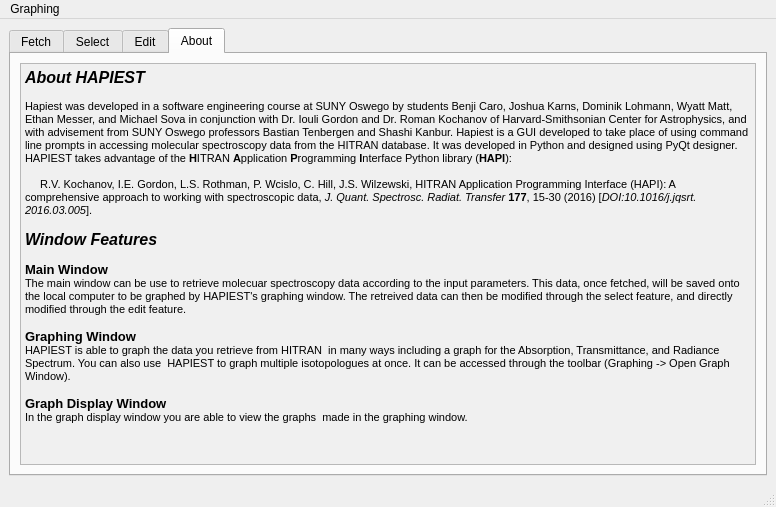
Above: layouts/main_window.ui from hitranonline/hapiest before the change. Below: the same form after it.
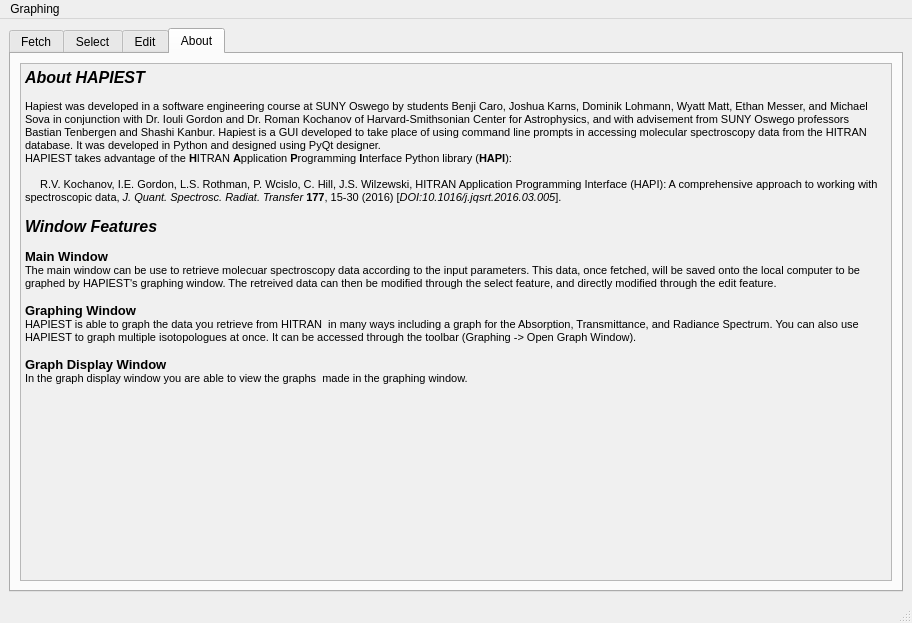
That is the form after the change. The open tabs and pages were chosen to show the change.

Commit message: Formatted visual elements of Main Window

```diff
--- a/layouts/main_window.ui
+++ b/layouts/main_window.ui
@@ -6,8 +6,8 @@
    <rect>
     <x>0</x>
     <y>0</y>
-    <width>776</width>
-    <height>507</height>
+    <width>912</width>
+    <height>623</height>
    </rect>
   </property>
   <property name="sizePolicy">
@@ -850,24 +850,24 @@
            <string>&lt;!DOCTYPE HTML PUBLIC &quot;-//W3C//DTD HTML 4.0//EN&quot; &quot;http://www.w3.org/TR/REC-html40/strict.dtd&quot;&gt;
 &lt;html&gt;&lt;head&gt;&lt;meta name=&quot;qrichtext&quot; content=&quot;1&quot; /&gt;&lt;style type=&quot;text/css&quot;&gt;
 p, li { white-space: pre-wrap; }
-&lt;/style&gt;&lt;/head&gt;&lt;body style=&quot; font-family:'MS Shell Dlg 2'; font-size:8pt; font-weight:400; font-style:normal;&quot;&gt;
+&lt;/style&gt;&lt;/head&gt;&lt;body style=&quot; font-family:'MS Shell Dlg 2'; font-size:7.5pt; font-weight:400; font-style:normal;&quot;&gt;
 &lt;p style=&quot; margin-top:0px; margin-bottom:0px; margin-left:0px; margin-right:0px; -qt-block-indent:0; text-indent:0px;&quot;&gt;&lt;span style=&quot; font-size:12pt; font-weight:600; font-style:italic;&quot;&gt;About HAPIEST&lt;/span&gt;&lt;/p&gt;
-&lt;p style=&quot; margin-top:0px; margin-bottom:0px; margin-left:0px; margin-right:0px; -qt-block-indent:0; text-indent:0px;&quot;&gt;               &lt;/p&gt;
-&lt;p style=&quot; margin-top:0px; margin-bottom:0px; margin-left:0px; margin-right:0px; -qt-block-indent:0; text-indent:0px;&quot;&gt;Hapiest was developed in a software engineering course at SUNY Oswego by students Benji Caro, Joshua Karns, Dominik Lohmann, Wyatt Matt, Ethan Messer, and Michael Sova in conjunction with Dr. Iouli Gordon and Dr. Roman Kochanov of Harvard-Smithsonian Center for Astrophysics, and with advisement from SUNY Oswego professors Bastian Tenbergen and Shashi Kanbur. Hapiest is a GUI developed to take place of using command line prompts in accessing molecular spectroscopy data from the HITRAN database. It was developed in Python and designed using PyQt designer.&lt;/p&gt;
-&lt;p style=&quot; margin-top:0px; margin-bottom:0px; margin-left:0px; margin-right:0px; -qt-block-indent:0; text-indent:0px;&quot;&gt;HAPIEST takes advantage of the &lt;span style=&quot; font-weight:600;&quot;&gt;H&lt;/span&gt;ITRAN &lt;span style=&quot; font-weight:600;&quot;&gt;A&lt;/span&gt;pplication &lt;span style=&quot; font-weight:600;&quot;&gt;P&lt;/span&gt;rogramming &lt;span style=&quot; font-weight:600;&quot;&gt;I&lt;/span&gt;nterface Python library (&lt;span style=&quot; font-weight:600;&quot;&gt;HAPI&lt;/span&gt;):&lt;/p&gt;
-&lt;p style=&quot;-qt-paragraph-type:empty; margin-top:0px; margin-bottom:0px; margin-left:0px; margin-right:0px; -qt-block-indent:0; text-indent:0px;&quot;&gt;&lt;br /&gt;&lt;/p&gt;
-&lt;p style=&quot; margin-top:0px; margin-bottom:0px; margin-left:0px; margin-right:0px; -qt-block-indent:0; text-indent:0px;&quot;&gt;     R.V. Kochanov, I.E. Gordon, L.S. Rothman, P. Wcislo, C. Hill, J.S. Wilzewski, HITRAN Application Programming Interface (HAPI): A comprehensive approach to working with spectroscopic data, &lt;span style=&quot; font-style:italic;&quot;&gt;J. Quant. Spectrosc. Radiat. Transfer&lt;/span&gt; &lt;span style=&quot; font-weight:600;&quot;&gt;177&lt;/span&gt;, 15-30 (2016) [&lt;span style=&quot; font-style:italic;&quot;&gt;DOI:10.1016/j.jqsrt.2016.03.005&lt;/span&gt;].&lt;/p&gt;
-&lt;p style=&quot; margin-top:0px; margin-bottom:0px; margin-left:0px; margin-right:0px; -qt-block-indent:0; text-indent:0px;&quot;&gt;           &lt;/p&gt;
-&lt;p style=&quot; margin-top:0px; margin-bottom:0px; margin-left:0px; margin-right:0px; -qt-block-indent:0; text-indent:0px;&quot;&gt;&lt;span style=&quot; font-size:12pt; font-weight:600; font-style:italic;&quot;&gt;Window Features &lt;/span&gt;&lt;span style=&quot; font-size:12pt;&quot;&gt;               &lt;/span&gt;                &lt;/p&gt;
-&lt;p style=&quot;-qt-paragraph-type:empty; margin-top:0px; margin-bottom:0px; margin-left:0px; margin-right:0px; -qt-block-indent:0; text-indent:0px; font-size:8.25pt;&quot;&gt;&lt;br /&gt;&lt;/p&gt;
-&lt;p style=&quot; margin-top:0px; margin-bottom:0px; margin-left:0px; margin-right:0px; -qt-block-indent:0; text-indent:0px;&quot;&gt;&lt;span style=&quot; font-size:10pt; font-weight:600;&quot;&gt;Main Window&lt;/span&gt;&lt;span style=&quot; font-size:10pt;&quot;&gt; &lt;/span&gt;                &lt;/p&gt;
-&lt;p style=&quot; margin-top:0px; margin-bottom:0px; margin-left:0px; margin-right:0px; -qt-block-indent:0; text-indent:0px;&quot;&gt;The main window can be use to retrieve molecuar spectroscopy data according to the input parameters. This data, once fetched, will be saved onto the local computer to be graphed by HAPIEST's graphing window. The retreived data can then be modified through the select feature, and directly modified through the edit feature.                &lt;/p&gt;
-&lt;p style=&quot;-qt-paragraph-type:empty; margin-top:0px; margin-bottom:0px; margin-left:0px; margin-right:0px; -qt-block-indent:0; text-indent:0px; font-size:8.25pt;&quot;&gt;&lt;br /&gt;&lt;/p&gt;
-&lt;p style=&quot; margin-top:0px; margin-bottom:0px; margin-left:0px; margin-right:0px; -qt-block-indent:0; text-indent:0px;&quot;&gt;&lt;span style=&quot; font-size:10pt; font-weight:600;&quot;&gt;Graphing Window&lt;/span&gt;&lt;span style=&quot; font-size:10pt;&quot;&gt; &lt;/span&gt;                &lt;/p&gt;
-&lt;p style=&quot; margin-top:0px; margin-bottom:0px; margin-left:0px; margin-right:0px; -qt-block-indent:0; text-indent:0px;&quot;&gt;HAPIEST is able to graph the data you retrieve from HITRAN  in many ways including a graph for the Absorption, Transmittance, and Radiance Spectrum. You can also use  HAPIEST to graph multiple isotopologues at once. It can be accessed through the toolbar (Graphing -&amp;gt; Open Graph Window).                &lt;/p&gt;
-&lt;p style=&quot;-qt-paragraph-type:empty; margin-top:0px; margin-bottom:0px; margin-left:0px; margin-right:0px; -qt-block-indent:0; text-indent:0px; font-size:8.25pt;&quot;&gt;&lt;br /&gt;&lt;/p&gt;
-&lt;p style=&quot; margin-top:0px; margin-bottom:0px; margin-left:0px; margin-right:0px; -qt-block-indent:0; text-indent:0px;&quot;&gt;&lt;span style=&quot; font-size:10pt; font-weight:600;&quot;&gt;Graph Display Window&lt;/span&gt;&lt;span style=&quot; font-size:10pt;&quot;&gt; &lt;/span&gt;                &lt;/p&gt;
-&lt;p style=&quot; margin-top:0px; margin-bottom:0px; margin-left:0px; margin-right:0px; -qt-block-indent:0; text-indent:0px;&quot;&gt;In the graph display window you are able to view the graphs  made in the graphing window. &lt;span style=&quot; font-size:8.25pt;&quot;&gt;           &lt;/span&gt;&lt;/p&gt;&lt;/body&gt;&lt;/html&gt;</string>
+&lt;p style=&quot; margin-top:0px; margin-bottom:0px; margin-left:0px; margin-right:0px; -qt-block-indent:0; text-indent:0px;&quot;&gt;&lt;span style=&quot; font-size:8pt;&quot;&gt;               &lt;/span&gt;&lt;/p&gt;
+&lt;p style=&quot; margin-top:0px; margin-bottom:0px; margin-left:0px; margin-right:0px; -qt-block-indent:0; text-indent:0px;&quot;&gt;&lt;span style=&quot; font-size:8pt;&quot;&gt;Hapiest was developed in a software engineering course at SUNY Oswego by students Benji Caro, Joshua Karns, Dominik Lohmann, Wyatt Matt, Ethan Messer, and Michael Sova in conjunction with Dr. Iouli Gordon and Dr. Roman Kochanov of Harvard-Smithsonian Center for Astrophysics, and with advisement from SUNY Oswego professors Bastian Tenbergen and Shashi Kanbur. Hapiest is a GUI developed to take place of using command line prompts in accessing molecular spectroscopy data from the HITRAN database. It was developed in Python and designed using PyQt designer.&lt;/span&gt;&lt;/p&gt;
+&lt;p style=&quot; margin-top:0px; margin-bottom:0px; margin-left:0px; margin-right:0px; -qt-block-indent:0; text-indent:0px;&quot;&gt;&lt;span style=&quot; font-size:8pt;&quot;&gt;HAPIEST takes advantage of the &lt;/span&gt;&lt;span style=&quot; font-size:8pt; font-weight:600;&quot;&gt;H&lt;/span&gt;&lt;span style=&quot; font-size:8pt;&quot;&gt;ITRAN &lt;/span&gt;&lt;span style=&quot; font-size:8pt; font-weight:600;&quot;&gt;A&lt;/span&gt;&lt;span style=&quot; font-size:8pt;&quot;&gt;pplication &lt;/span&gt;&lt;span style=&quot; font-size:8pt; font-weight:600;&quot;&gt;P&lt;/span&gt;&lt;span style=&quot; font-size:8pt;&quot;&gt;rogramming &lt;/span&gt;&lt;span style=&quot; font-size:8pt; font-weight:600;&quot;&gt;I&lt;/span&gt;&lt;span style=&quot; font-size:8pt;&quot;&gt;nterface Python library (&lt;/span&gt;&lt;span style=&quot; font-size:8pt; font-weight:600;&quot;&gt;HAPI&lt;/span&gt;&lt;span style=&quot; font-size:8pt;&quot;&gt;):&lt;/span&gt;&lt;/p&gt;
+&lt;p style=&quot;-qt-paragraph-type:empty; margin-top:0px; margin-bottom:0px; margin-left:0px; margin-right:0px; -qt-block-indent:0; text-indent:0px; font-size:8pt;&quot;&gt;&lt;br /&gt;&lt;/p&gt;
+&lt;p style=&quot; margin-top:0px; margin-bottom:0px; margin-left:0px; margin-right:0px; -qt-block-indent:0; text-indent:0px;&quot;&gt;&lt;span style=&quot; font-size:8pt;&quot;&gt;     R.V. Kochanov, I.E. Gordon, L.S. Rothman, P. Wcislo, C. Hill, J.S. Wilzewski, HITRAN Application Programming Interface (HAPI): A comprehensive approach to working with spectroscopic data, &lt;/span&gt;&lt;span style=&quot; font-size:8pt; font-style:italic;&quot;&gt;J. Quant. Spectrosc. Radiat. Transfer&lt;/span&gt;&lt;span style=&quot; font-size:8pt;&quot;&gt; &lt;/span&gt;&lt;span style=&quot; font-size:8pt; font-weight:600;&quot;&gt;177&lt;/span&gt;&lt;span style=&quot; font-size:8pt;&quot;&gt;, 15-30 (2016) [&lt;/span&gt;&lt;span style=&quot; font-size:8pt; font-style:italic;&quot;&gt;DOI:10.1016/j.jqsrt.2016.03.005&lt;/span&gt;&lt;span style=&quot; font-size:8pt;&quot;&gt;].&lt;/span&gt;&lt;/p&gt;
+&lt;p style=&quot; margin-top:0px; margin-bottom:0px; margin-left:0px; margin-right:0px; -qt-block-indent:0; text-indent:0px;&quot;&gt;&lt;span style=&quot; font-size:8pt;&quot;&gt;           &lt;/span&gt;&lt;/p&gt;
+&lt;p style=&quot; margin-top:0px; margin-bottom:0px; margin-left:0px; margin-right:0px; -qt-block-indent:0; text-indent:0px;&quot;&gt;&lt;span style=&quot; font-size:12pt; font-weight:600; font-style:italic;&quot;&gt;Window Features &lt;/span&gt;&lt;span style=&quot; font-size:12pt;&quot;&gt;               &lt;/span&gt;&lt;span style=&quot; font-size:8pt;&quot;&gt;                &lt;/span&gt;&lt;/p&gt;
+&lt;p style=&quot;-qt-paragraph-type:empty; margin-top:0px; margin-bottom:0px; margin-left:0px; margin-right:0px; -qt-block-indent:0; text-indent:0px; font-size:8pt;&quot;&gt;&lt;br /&gt;&lt;/p&gt;
+&lt;p style=&quot; margin-top:0px; margin-bottom:0px; margin-left:0px; margin-right:0px; -qt-block-indent:0; text-indent:0px;&quot;&gt;&lt;span style=&quot; font-size:10pt; font-weight:600;&quot;&gt;Main Window&lt;/span&gt;&lt;span style=&quot; font-size:10pt;&quot;&gt; &lt;/span&gt;&lt;span style=&quot; font-size:8pt;&quot;&gt;                &lt;/span&gt;&lt;/p&gt;
+&lt;p style=&quot; margin-top:0px; margin-bottom:0px; margin-left:0px; margin-right:0px; -qt-block-indent:0; text-indent:0px;&quot;&gt;&lt;span style=&quot; font-size:8pt;&quot;&gt;The main window can be use to retrieve molecuar spectroscopy data according to the input parameters. This data, once fetched, will be saved onto the local computer to be graphed by HAPIEST's graphing window. The retreived data can then be modified through the select feature, and directly modified through the edit feature.                &lt;/span&gt;&lt;/p&gt;
+&lt;p style=&quot;-qt-paragraph-type:empty; margin-top:0px; margin-bottom:0px; margin-left:0px; margin-right:0px; -qt-block-indent:0; text-indent:0px; font-size:8pt;&quot;&gt;&lt;br /&gt;&lt;/p&gt;
+&lt;p style=&quot; margin-top:0px; margin-bottom:0px; margin-left:0px; margin-right:0px; -qt-block-indent:0; text-indent:0px;&quot;&gt;&lt;span style=&quot; font-size:10pt; font-weight:600;&quot;&gt;Graphing Window&lt;/span&gt;&lt;span style=&quot; font-size:10pt;&quot;&gt; &lt;/span&gt;&lt;span style=&quot; font-size:8pt;&quot;&gt;                &lt;/span&gt;&lt;/p&gt;
+&lt;p style=&quot; margin-top:0px; margin-bottom:0px; margin-left:0px; margin-right:0px; -qt-block-indent:0; text-indent:0px;&quot;&gt;&lt;span style=&quot; font-size:8pt;&quot;&gt;HAPIEST is able to graph the data you retrieve from HITRAN  in many ways including a graph for the Absorption, Transmittance, and Radiance Spectrum. You can also use  HAPIEST to graph multiple isotopologues at once. It can be accessed through the toolbar (Graphing -&amp;gt; Open Graph Window).                &lt;/span&gt;&lt;/p&gt;
+&lt;p style=&quot;-qt-paragraph-type:empty; margin-top:0px; margin-bottom:0px; margin-left:0px; margin-right:0px; -qt-block-indent:0; text-indent:0px; font-size:8pt;&quot;&gt;&lt;br /&gt;&lt;/p&gt;
+&lt;p style=&quot; margin-top:0px; margin-bottom:0px; margin-left:0px; margin-right:0px; -qt-block-indent:0; text-indent:0px;&quot;&gt;&lt;span style=&quot; font-size:10pt; font-weight:600;&quot;&gt;Graph Display Window&lt;/span&gt;&lt;span style=&quot; font-size:10pt;&quot;&gt; &lt;/span&gt;&lt;span style=&quot; font-size:8pt;&quot;&gt;                &lt;/span&gt;&lt;/p&gt;
+&lt;p style=&quot; margin-top:0px; margin-bottom:0px; margin-left:0px; margin-right:0px; -qt-block-indent:0; text-indent:0px;&quot;&gt;&lt;span style=&quot; font-size:8pt;&quot;&gt;In the graph display window you are able to view the graphs  made in the graphing window.            &lt;/span&gt;&lt;/p&gt;&lt;/body&gt;&lt;/html&gt;</string>
           </property>
          </widget>
         </item>
@@ -882,8 +882,8 @@
     <rect>
      <x>0</x>
      <y>0</y>
-     <width>776</width>
-     <height>21</height>
+     <width>912</width>
+     <height>26</height>
     </rect>
    </property>
    <widget class="QMenu" name="menuGraphing">
```
Left out of the diff: 447 changed lines with no effect on the pictures.
